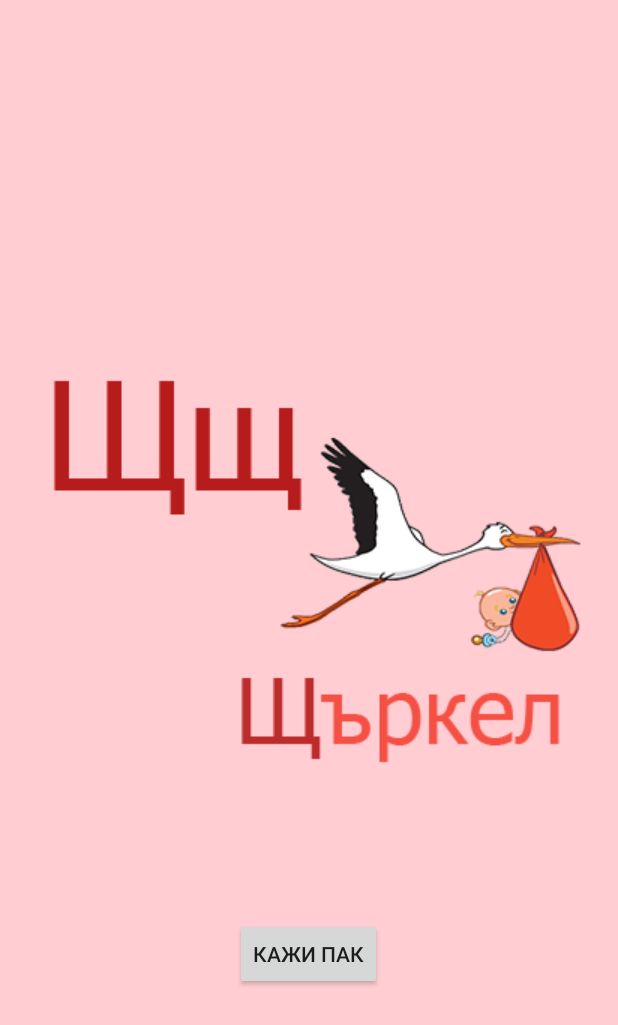
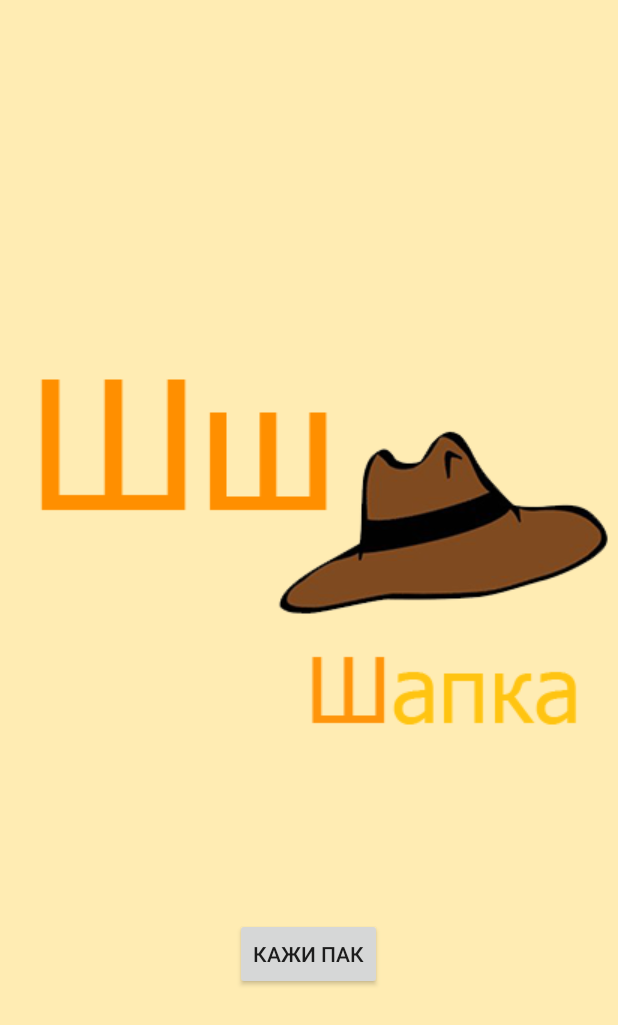
Before and after one commit to TeoDimitrov/Bukvar, an Android app: the Level0126 screen opened directly, with no data from a screen before it, on a phone screen of 412 x 824 dp. Shown: the top 1025 px of the screen. Run offline under Robolectric (Android 15) with nearby library versions, the phone set to English and light mode, and no system bars.

Commit message:
Editing sh drawable and layout

```diff
--- a/app/src/main/res/layout/level_1_26_sht_letter.xml
+++ b/app/src/main/res/layout/level_1_26_sht_letter.xml
@@ -1,11 +1,11 @@
 <?xml version="1.0" encoding="utf-8"?>
 <RelativeLayout xmlns:android="http://schemas.android.com/apk/res/android"
     android:layout_width="match_parent" android:layout_height="match_parent"
-    android:background="@color/ColorBackgroundRed">
+    android:background="@color/ColorBackgroundAmber">
 
     <ImageView
         android:id="@+id/imageView"
-        android:src="@drawable/letter_26sht"
+        android:src="@drawable/letter_25sh"
         android:layout_width="wrap_content"
         android:layout_height="wrap_content"
         android:layout_centerVertical="true"
```
